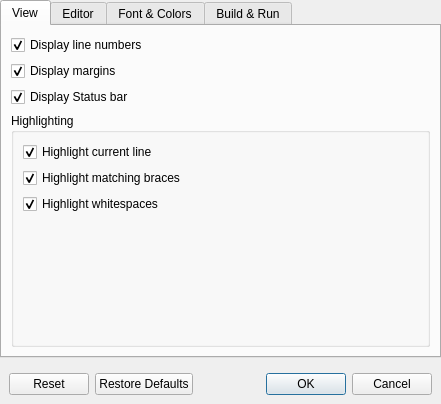
Before: the Qt Designer form oci/frontend/ui/dlg_preferences.ui in OpenCobolIDE/OpenCobolIDE, drawn with Qt 5.
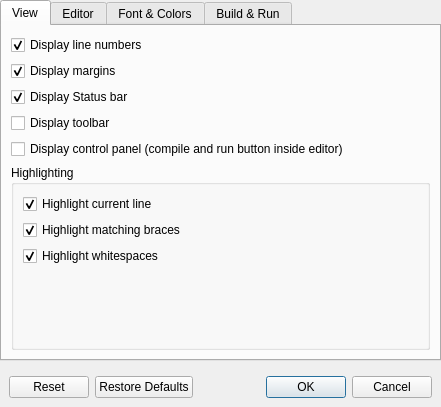
After: the same form once the commit is applied. Icons and pictures are not drawn.

Commit message:
Add settings to restore the old ui
Finish #38

What changed in the file:
```diff
--- a/oci/frontend/ui/dlg_preferences.ui
+++ b/oci/frontend/ui/dlg_preferences.ui
@@ -7,7 +7,7 @@
     <x>0</x>
     <y>0</y>
     <width>441</width>
-    <height>404</height>
+    <height>407</height>
    </rect>
   </property>
   <property name="windowTitle">
@@ -92,6 +92,20 @@
             </property>
            </widget>
           </item>
+          <item>
+           <widget class="QCheckBox" name="checkBoxViewToolBar">
+            <property name="text">
+             <string>Display toolbar</string>
+            </property>
+           </widget>
+          </item>
+          <item>
+           <widget class="QCheckBox" name="checkBoxViewControlPanel">
+            <property name="text">
+             <string>Display control panel (compile and run button inside editor)</string>
+            </property>
+           </widget>
+          </item>
           <item>
            <widget class="QGroupBox" name="groupBox">
             <property name="title">
```
Left out of the diff: 35 changed lines with no effect on the pictures. The commit also changes 5 other files.
